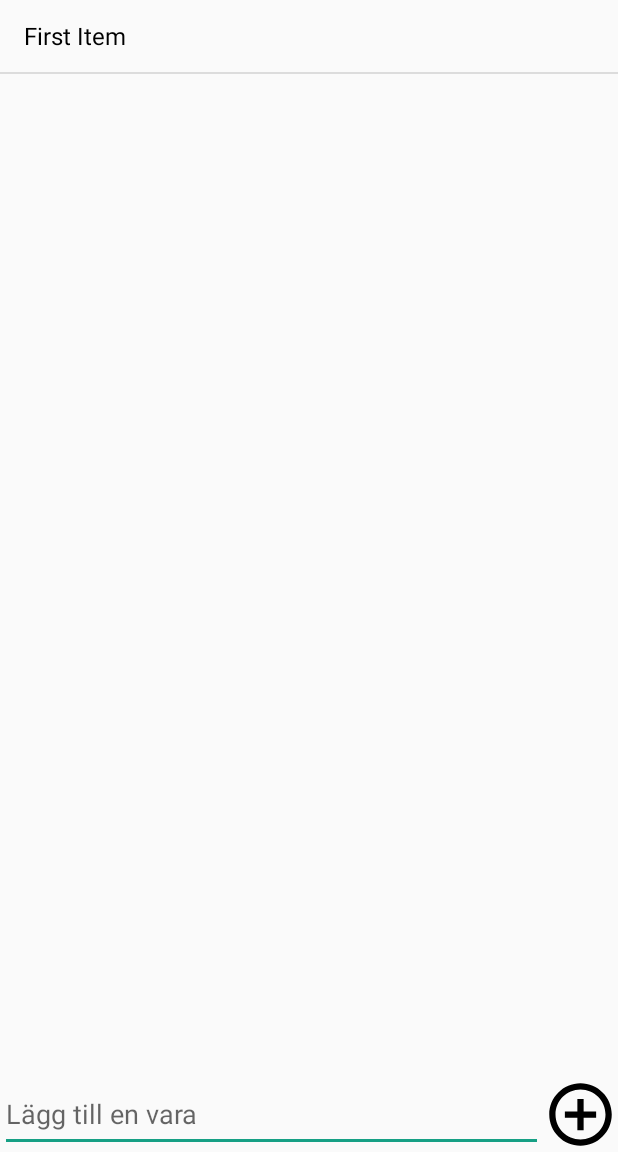
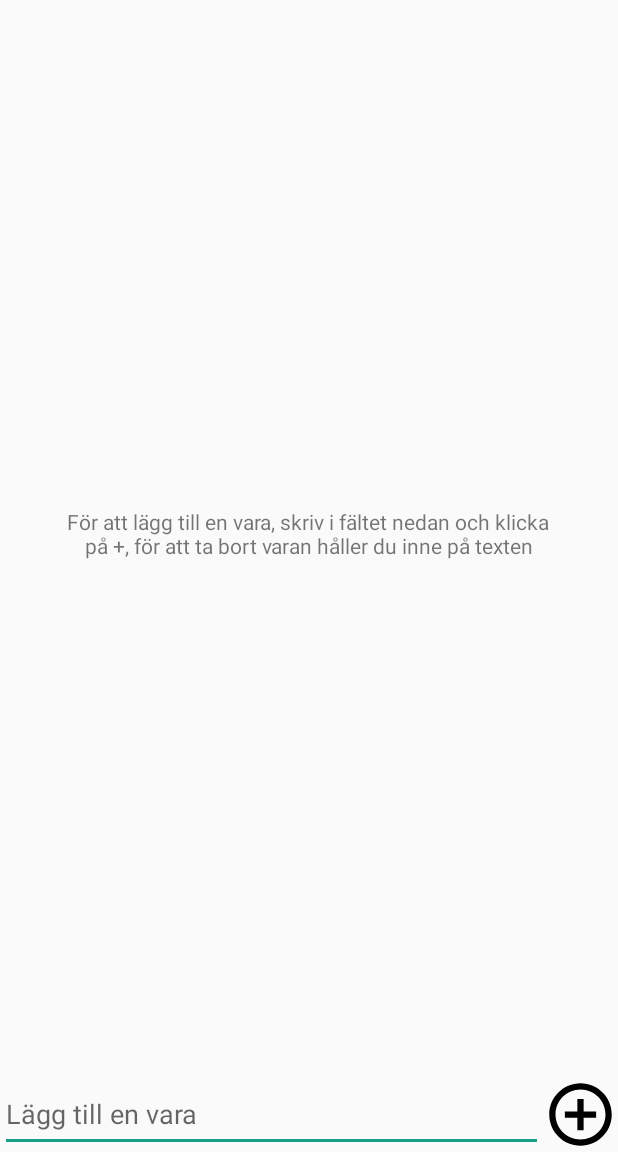
Before and after one commit to CarlLDreyer/scanmore, an Android app: the ShoppingListActivity screen opened directly, with no data from a screen before it, on a phone screen of 412 x 824 dp, the part 84-1236 px from its top. Run offline under Robolectric (Android 15) with nearby library versions, the phone set to English and light mode, and no system bars.

Commit message:
ShoppingList Update
asd

```diff
--- a/app/src/main/java/com/example/scanmore/ShoppingList/ShoppingListActivity.java
+++ b/app/src/main/java/com/example/scanmore/ShoppingList/ShoppingListActivity.java
@@ -1,6 +1,7 @@
 package com.example.scanmore.ShoppingList;
 
 import android.os.Bundle;
+import android.view.Gravity;
 import android.view.Menu;
 import android.view.MenuItem;
 import android.view.View;
@@ -8,6 +9,8 @@ import android.widget.AdapterView;
 import android.widget.ArrayAdapter;
 import android.widget.EditText;
 import android.widget.ListView;
+import android.widget.TextView;
+import android.widget.Toast;
 
 import com.example.scanmore.R;
 
@@ -28,19 +31,23 @@ public class ShoppingListActivity extends AppCompatActivity {
     private ArrayAdapter<String> itemsAdapter;
     private ListView lvItems;
 
+    private TextView textView;
+
     @Override
     protected void onCreate(Bundle savedInstanceState) {
         super.onCreate(savedInstanceState);
         setContentView(R.layout.activity_shopping_list2);
         readItems();
         setupToolbar();
+        textView = findViewById(R.id.textViewShopping);
         itemsAdapter  =new ArrayAdapter<String>(this, android.R.layout.simple_list_item_1, items);
         lvItems = (ListView) findViewById(R.id.lvItems);
         items = new ArrayList<String>();
         itemsAdapter = new ArrayAdapter<String>(this,
                 android.R.layout.simple_list_item_1, items);
         lvItems.setAdapter(itemsAdapter);
-        items.add("First Item");
+        //items.add("First Item");
+
 
         setupListViewListener();
 
@@ -95,11 +102,23 @@ public class ShoppingListActivity extends AppCompatActivity {
     }
 
     public void onAddItem(View v) {
+        textView.setText(" ");
         EditText etNewItem = (EditText) findViewById(R.id.etNewItem);
         String itemText = etNewItem.getText().toString();
-        itemsAdapter.add(itemText);
-        etNewItem.setText("");
-        writeItems();
+        if(itemText.isEmpty()){
+            Toast toast = Toast.makeText(ShoppingListActivity.this, "Fältet är tomt " , Toast.LENGTH_SHORT);
+            toast.setGravity(Gravity.CENTER,0,0);
+            toast.show();
+
+        }
+
+        else {
+
+            itemsAdapter.add(itemText);
+            etNewItem.setText("");
+            writeItems();
+        }
+
     }
 
     private void readItems() {
@@ -123,4 +142,7 @@ public class ShoppingListActivity extends AppCompatActivity {
     }
 
 
+
+
+
 }
--- a/app/src/main/res/layout/activity_shopping_list2.xml
+++ b/app/src/main/res/layout/activity_shopping_list2.xml
@@ -4,7 +4,6 @@
     xmlns:app="http://schemas.android.com/apk/res-auto"
     android:layout_width="match_parent"
     android:layout_height="match_parent"
-
     tools:context=".ShoppingList.ShoppingListActivity">
 
     <ListView
@@ -25,6 +24,8 @@
         android:layout_height="wrap_content"
         android:layout_alignTop="@+id/btnAddItem"
         android:hint="Lägg till en vara"
+        android:maxLines="1"
+        android:inputType="textCapWords"
         android:layout_alignParentLeft="true"
         android:layout_alignParentStart="true"
         android:layout_toLeftOf="@+id/btnAddItem"
@@ -42,6 +43,14 @@
         android:background="@drawable/ic_add_circle_outline_black_24dp"
         />
 
+    <TextView
+        android:id="@+id/textViewShopping"
+        android:layout_width="330dp"
+        android:layout_height="wrap_content"
+        android:gravity="center"
+        android:layout_centerInParent="true"
+        android:text="För att lägg till en vara, skriv i fältet nedan och klicka på +, för att ta bort varan håller du inne på texten"/>
+
     <androidx.appcompat.widget.Toolbar
         android:id="@+id/toolbar"
         android:layout_width="match_parent"
```
